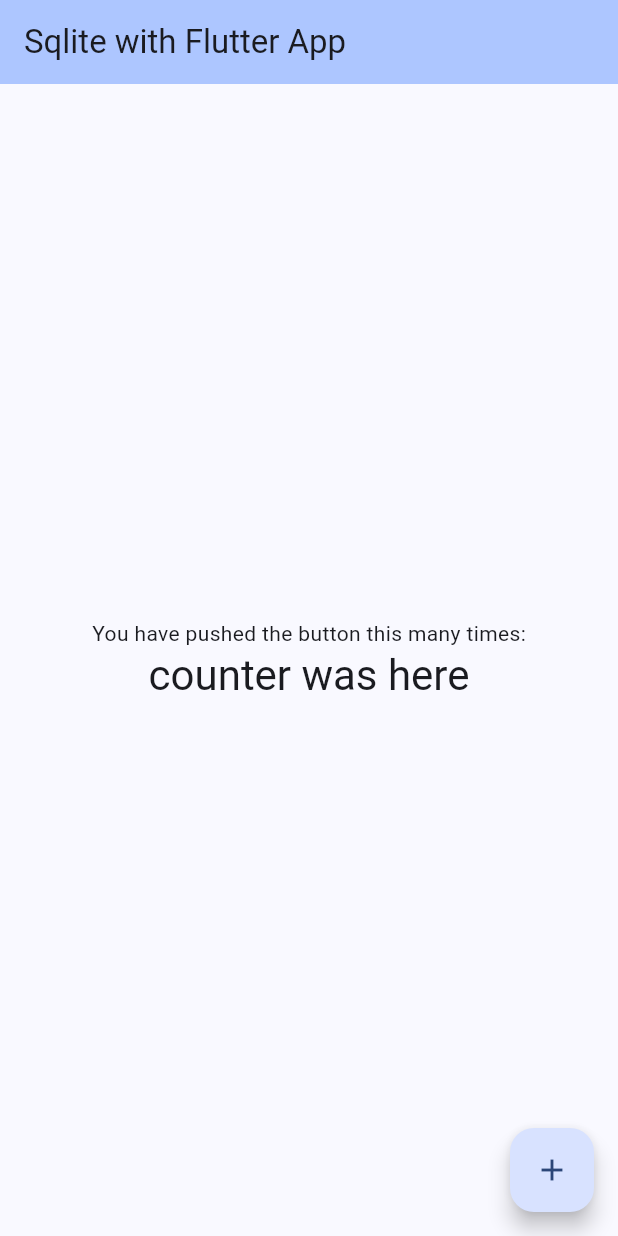
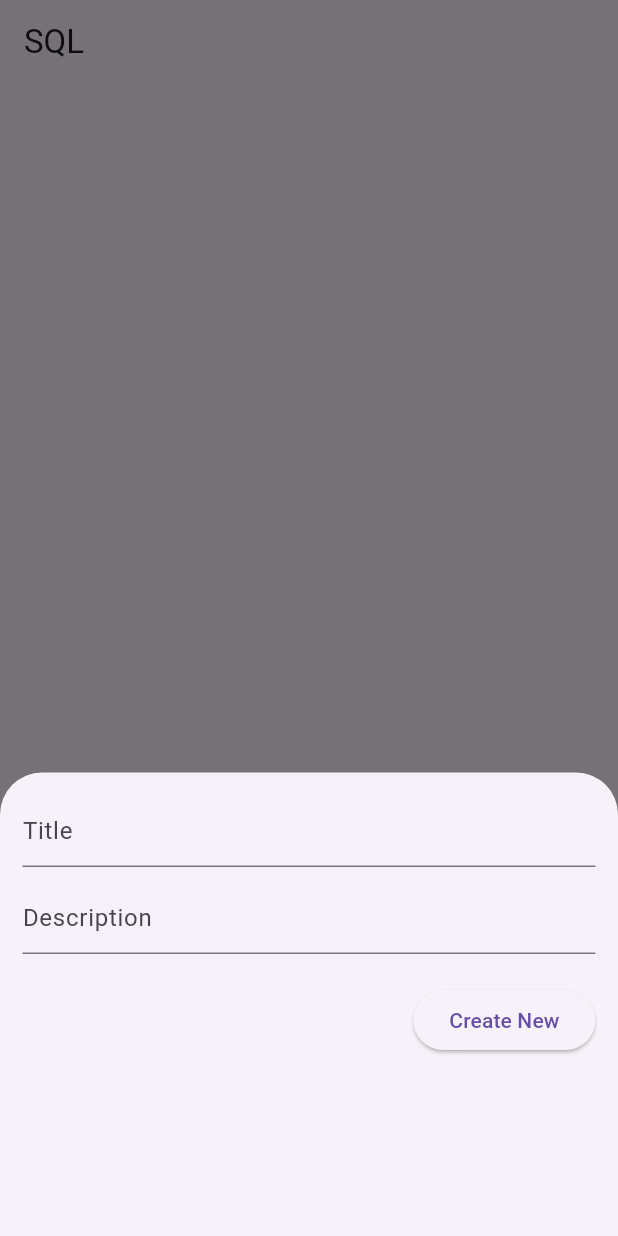
Before and after one commit to siw-ss/sqlite-flutter-app, a Flutter app: the screen it shows after launch, after a tap on the "add" icon, on a phone screen of 412 x 824 dp. Run offline on Flutter 3.47's test engine with Material 3 defaults, Android fonts, the light colour scheme and no system bars; our stand-ins replace sqflite; accounts and stored records are empty.

Commit message:
CRUD works nicely on emulator

```diff
--- a/lib/helpers/sql_helper.dart
+++ b/lib/helpers/sql_helper.dart
@@ -2,8 +2,6 @@
 import 'package:sqflite/sqflite.dart' as sql;
 
 class SQLHelper {
-
-////Data Table
   static Future<void> createTables(sql.Database database) async {
     await database.execute("""CREATE TABLE items(
         id INTEGER PRIMARY KEY AUTOINCREMENT NOT NULL,
@@ -13,39 +11,46 @@
       )
       """);
   }
-////Create a DB
+// id: the id of a item
+// title, description: name and description of your activity
+// created_at: the time that the item was created. It will be automatically handled by SQLite
+
   static Future<sql.Database> db() async {
     return sql.openDatabase(
-      'dbestech.db',
+      'dbtech.db',
       version: 1,
       onCreate: (sql.Database database, int version) async {
         await createTables(database);
       },
     );
   }
-////Data Insert
+
+  // Create new item (journal)
   static Future<int> createItem(String title, String? descrption) async {
     final db = await SQLHelper.db();
 
     final data = {'title': title, 'description': descrption};
-    final id = await db.insert(
-      'items', //table name to insert into
-      data,
+    final id = await db.insert('items', data,
         conflictAlgorithm: sql.ConflictAlgorithm.replace);
     return id;
   }
-//// Get All Data
+
+  // Read all items (journals)
   static Future<List<Map<String, dynamic>>> getItems() async {
     final db = await SQLHelper.db();
     return db.query('items', orderBy: "id");
   }
-//// Get Specific Data
+
+  // Read a single item by id
+  // The app doesn't use this method but I put here in case you want to see it
   static Future<List<Map<String, dynamic>>> getItem(int id) async {
-    final db = await SQLHelper.db(); //make db connection
+    final db = await SQLHelper.db();
     return db.query('items', where: "id = ?", whereArgs: [id], limit: 1);
   }
-//// Update an item by id
-  static Future<int> updateItem(int id, String title, String? description) async {
+
+  // Update an item by id
+  static Future<int> updateItem(
+      int id, String title, String? description) async {
     final db = await SQLHelper.db();
 
     final data = {
@@ -58,7 +63,8 @@
     await db.update('items', data, where: "id = ?", whereArgs: [id]);
     return result;
   }
-//// Delete item by id
+
+  // Delete
   static Future<void> deleteItem(int id) async {
     final db = await SQLHelper.db();
     try {
--- a/lib/main.dart
+++ b/lib/main.dart
@@ -6,30 +6,29 @@
 }
 
 class MyApp extends StatelessWidget {
-  const MyApp({super.key});
+  const MyApp({Key? key}) : super(key: key);
 
-  // This widget is the root of your application.
   @override
   Widget build(BuildContext context) {
     return MaterialApp(
-      title: 'Flutter Demo',
-      theme: ThemeData(
-        colorScheme: ColorScheme.fromSeed(seedColor: Colors.blueAccent),
-        useMaterial3: true,
-      ),
-      home: const MyHomePage(),
-    );
+      // Remove the debug banner
+        debugShowCheckedModeBanner: false,
+        title: 'SQLITE',
+        theme: ThemeData(
+          primarySwatch: Colors.orange,
+        ),
+        home: const HomePage());
   }
 }
 
-class MyHomePage extends StatefulWidget {
-  const MyHomePage({super.key});
+class HomePage extends StatefulWidget {
+  const HomePage({Key? key}) : super(key: key);
 
   @override
-  State<MyHomePage> createState() => _MyHomePageState();
+  _HomePageState createState() => _HomePageState();
 }
 
-class _MyHomePageState extends State<MyHomePage> {
+class _HomePageState extends State<HomePage> {
   // All journals
   List<Map<String, dynamic>> _journals = [];
 
@@ -46,36 +45,142 @@
   @override
   void initState() {
     super.initState();
+    _refreshJournals(); // Loading the diary when the app starts
+  }
+
+  final TextEditingController _titleController = TextEditingController();
+  final TextEditingController _descriptionController = TextEditingController();
+
+  // This function will be triggered when the floating button is pressed
+  // It will also be triggered when you want to update an item
+  void _showForm(int? id) async {
+    if (id != null) {
+      // id == null -> create new item
+      // id != null -> update an existing item
+      final existingJournal =
+      _journals.firstWhere((element) => element['id'] == id);
+      _titleController.text = existingJournal['title'];
+      _descriptionController.text = existingJournal['description'];
+    }
+
+    showModalBottomSheet(
+        context: context,
+        elevation: 5,
+        isScrollControlled: true,
+        builder: (_) => Container(
+          padding: EdgeInsets.only(
+            top: 15,
+            left: 15,
+            right: 15,
+            // this will prevent the soft keyboard from covering the text fields
+            bottom: MediaQuery.of(context).viewInsets.bottom + 120,
+          ),
+          child: Column(
+            mainAxisSize: MainAxisSize.min,
+            crossAxisAlignment: CrossAxisAlignment.end,
+            children: [
+              TextField(
+                controller: _titleController,
+                decoration: const InputDecoration(hintText: 'Title'),
+              ),
+              const SizedBox(
+                height: 10,
+              ),
+              TextField(
+                controller: _descriptionController,
+                decoration: const InputDecoration(hintText: 'Description'),
+              ),
+              const SizedBox(
+                height: 20,
+              ),
+              ElevatedButton(
+                onPressed: () async {
+                  // Save new journal
+                  if (id == null) {
+                    await _addItem();
+                  }
+
+                  if (id != null) {
+                    await _updateItem(id);
+                  }
+
+                  // Clear the text fields
+                  _titleController.text = '';
+                  _descriptionController.text = '';
+
+                  // Close the bottom sheet
+                  Navigator.of(context).pop();
+                },
+                child: Text(id == null ? 'Create New' : 'Update'),
+              )
+            ],
+          ),
+        ));
+  }
+
+// Insert a new journal to the database
+  Future<void> _addItem() async {
+    await SQLHelper.createItem(
+        _titleController.text, _descriptionController.text);
     _refreshJournals();
-    print("number of items ${_journals.length}"); // Loading the diary when the app starts
+  }
+
+  // Update an existing journal
+  Future<void> _updateItem(int id) async {
+    await SQLHelper.updateItem(
+        id, _titleController.text, _descriptionController.text);
+    _refreshJournals();
+  }
+
+  // Delete an item
+  void _deleteItem(int id) async {
+    await SQLHelper.deleteItem(id);
+    ScaffoldMessenger.of(context).showSnackBar(const SnackBar(
+      content: Text('Successfully deleted a journal!'),
+    ));
+    _refreshJournals();
   }
 
   @override
   Widget build(BuildContext context) {
     return Scaffold(
       appBar: AppBar(
-        backgroundColor: Theme.of(context).colorScheme.inversePrimary,
-        title: const Text('Sqlite with Flutter App'),
+        title: const Text('SQL'),
       ),
-      body: Center(
-        child: Column(
-          mainAxisAlignment: MainAxisAlignment.center,
-          children: <Widget>[
-            const Text(
-              'You have pushed the button this many times:',
-            ),
-            Text(
-              'counter was here',
-              style: Theme.of(context).textTheme.headlineMedium,
-            ),
-          ],
+      body: _isLoading
+          ? const Center(
+        child: CircularProgressIndicator(),
+      )
+          : ListView.builder(
+        itemCount: _journals.length,
+        itemBuilder: (context, index) => Card(
+          color: Colors.orange[200],
+          margin: const EdgeInsets.all(15),
+          child: ListTile(
+              title: Text(_journals[index]['title']),
+              subtitle: Text(_journals[index]['description']),
+              trailing: SizedBox(
+                width: 100,
+                child: Row(
+                  children: [
+                    IconButton(
+                      icon: const Icon(Icons.edit),
+                      onPressed: () => _showForm(_journals[index]['id']),
+                    ),
+                    IconButton(
+                      icon: const Icon(Icons.delete),
+                      onPressed: () =>
+                          _deleteItem(_journals[index]['id']),
+                    ),
+                  ],
+                ),
+              )),
         ),
       ),
       floatingActionButton: FloatingActionButton(
-        onPressed: (){},
-        tooltip: 'Increment',
         child: const Icon(Icons.add),
-      ), // This trailing comma makes auto-formatting nicer for build methods.
+        onPressed: () => _showForm(null),
+      ),
     );
   }
 }
```
Lines whose indentation alone changed are shown as unchanged.
